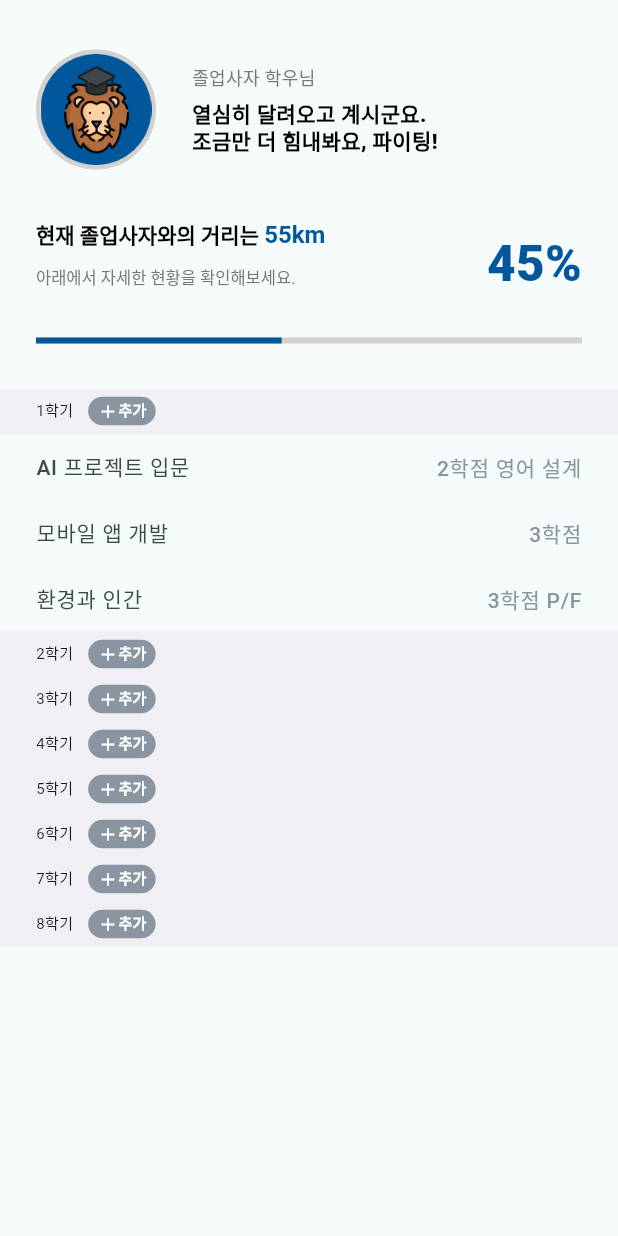
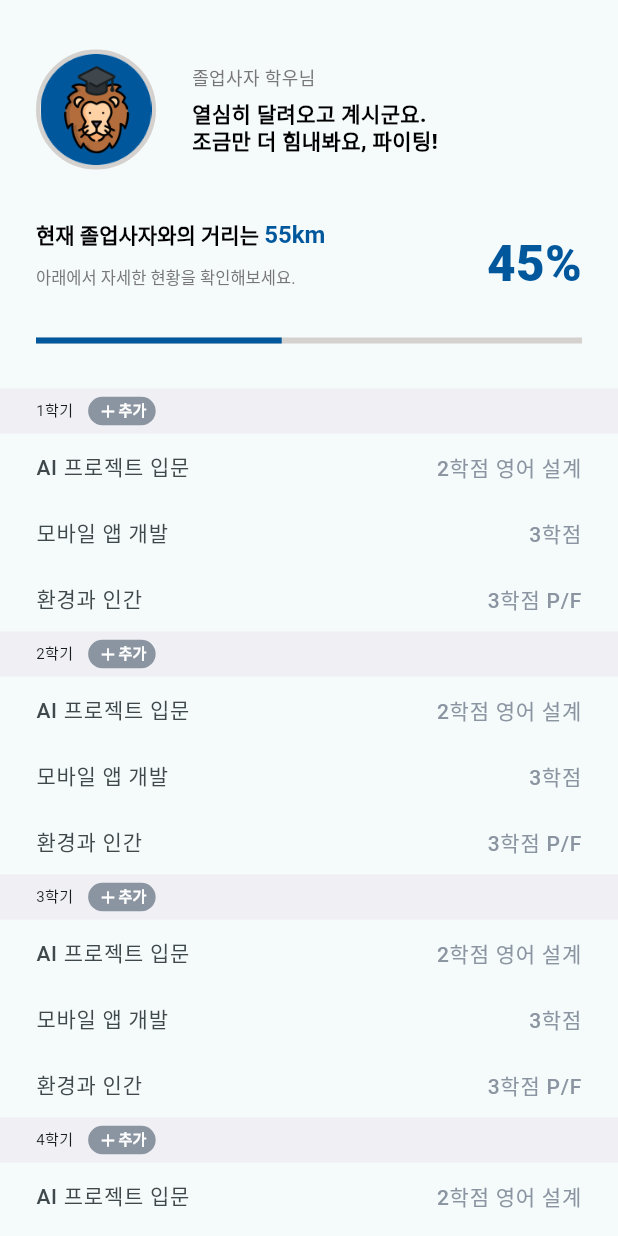
Before and after one commit to hanmo2000110/GraduationLion, a Flutter app: the MyPage screen opened by its route, on a phone screen of 412 x 824 dp. Run offline on Flutter 3.47's test engine with Material 2 defaults, Android fonts, the phone set to English and light mode, and no system bars; our stand-ins replace cloud_firestore, dots_indicator, firebase_auth, firebase_core, flutter_slidable, freezed_annotation and 2 more; accounts and stored records are empty.

Commit message:
userpage 화면 listview 적용

```diff
--- a/lib/screen/mypage.dart
+++ b/lib/screen/mypage.dart
@@ -30,7 +30,9 @@ class MyPageState extends State<MyPage> {
   @override
   Widget build(BuildContext context) {
     return Scaffold(
-      body: Column(
+      body: ListView(
+        children: [
+      Column(
             mainAxisAlignment: MainAxisAlignment.start,
             crossAxisAlignment: CrossAxisAlignment.start,
             children: <Widget>[
@@ -38,38 +40,30 @@ class MyPageState extends State<MyPage> {
               currentState(45),
 
               semesterWithAdd('1'),
-
-            ListView.builder(
-                shrinkWrap: true,
-              itemCount: myCourseList.length,
-              itemBuilder: (context, i) {
-              return ListTile(
-                visualDensity: const VisualDensity(vertical: -3),
-                contentPadding: const EdgeInsets.symmetric(horizontal: 24),
-                leading: Text(
-                  '${myCourseList[i]['course']}',
-                  style: const TextStyle(fontWeight: FontWeight.w500, fontSize: 14),
-                ),
-                trailing: Text(
-                  '${myCourseList[i]['desc']}',
-                  textAlign: TextAlign.end,
-                  style: const TextStyle(
-                      fontWeight: FontWeight.w500,
-                      fontSize: 14,
-                      color: Color(0xff8B95A1),
-                      height: 1.1),
-                ),
-              );
-            }
-          ),
+              courseView(myCourseList),
 
               semesterWithAdd('2'),
+              courseView(myCourseList),
+
               semesterWithAdd('3'),
+              courseView(myCourseList),
+
               semesterWithAdd('4'),
+              courseView(myCourseList),
+
               semesterWithAdd('5'),
+              courseView(myCourseList),
+
               semesterWithAdd('6'),
+              courseView(myCourseList),
+
               semesterWithAdd('7'),
+              courseView(myCourseList),
+
               semesterWithAdd('8'),
+              courseView(myCourseList),
+            ],
+          ),
       ],
       ),
     );
@@ -240,31 +234,20 @@ Widget semesterWithAdd(String semester) {
   );
 }
 
-Widget courseView(String title, List desc) {
-  var showList = desc.join(", ");
-
-  return Slidable(
-    endActionPane: ActionPane(
-      extentRatio: 0.2,
-      motion: const ScrollMotion(),
-      children: [
-        SlidableAction(
-          onPressed: (BuildContext context) {},
-          backgroundColor: const Color(0xFFFF0000),
-          foregroundColor: Colors.white,
-          icon: Icons.delete,
-        ),
-      ],
-    ),
-    child: ListTile(
+Widget courseView(List myCourseList) {
+  return ListView.builder(
+      shrinkWrap: true,
+      itemCount: myCourseList.length,
+      itemBuilder: (context, i) {
+        return ListTile(
           visualDensity: const VisualDensity(vertical: -3),
           contentPadding: const EdgeInsets.symmetric(horizontal: 24),
           leading: Text(
-        title,
+            '${myCourseList[i]['course']}',
             style: const TextStyle(fontWeight: FontWeight.w500, fontSize: 14),
           ),
           trailing: Text(
-        showList,
+            '${myCourseList[i]['desc']}',
             textAlign: TextAlign.end,
             style: const TextStyle(
                 fontWeight: FontWeight.w500,
@@ -272,6 +255,7 @@ Widget courseView(String title, List desc) {
                 color: Color(0xff8B95A1),
                 height: 1.1),
           ),
-    ),
         );
       }
+  );
+}
```
Lines whose indentation alone changed are shown as unchanged.
